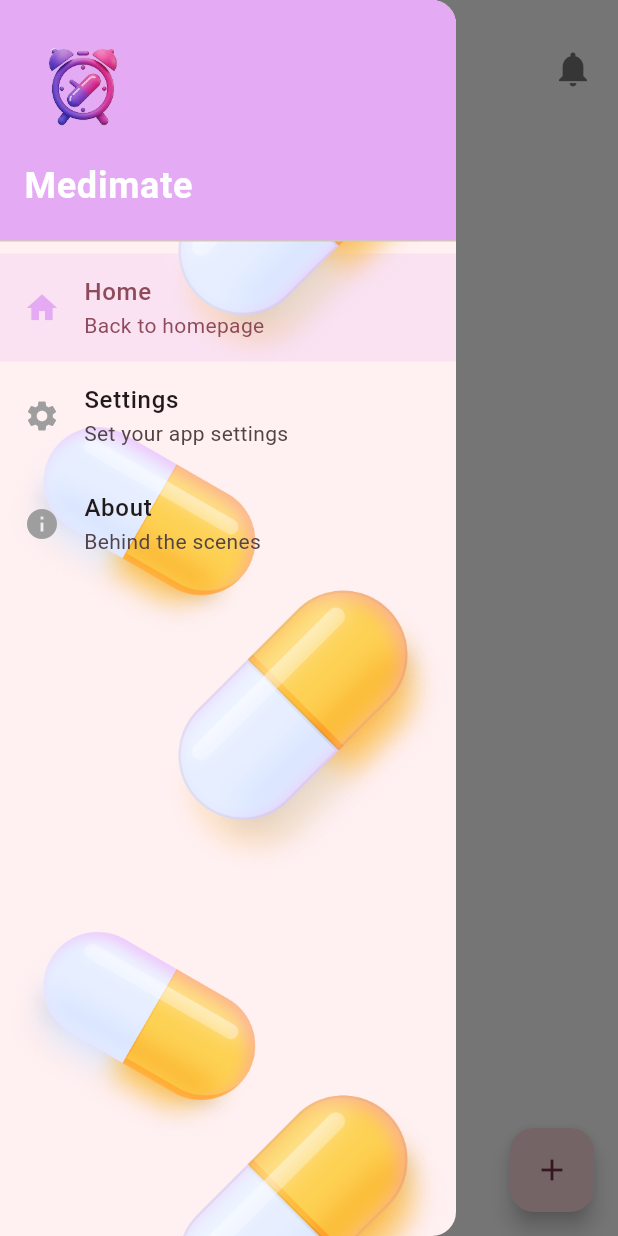
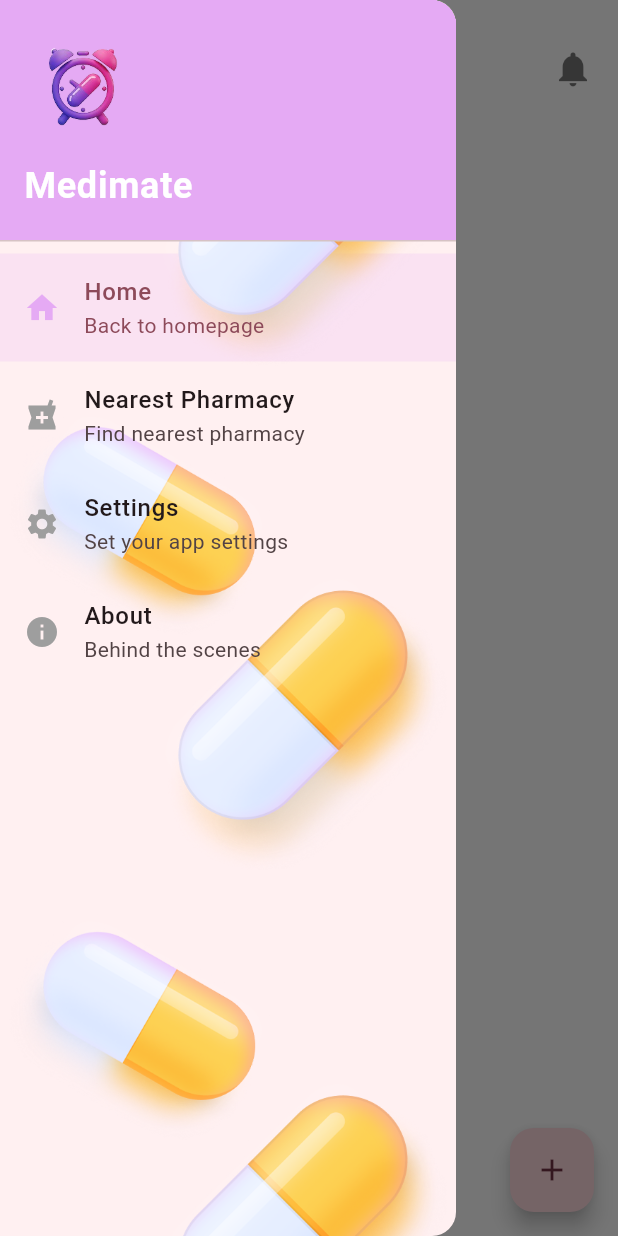
Before and after one commit to coderacing/GDG_2025, a Flutter app: the HomePage screen opened directly, with the side drawer open, on a phone screen of 412 x 824 dp. Run offline on Flutter 3.47's test engine with Material 3 defaults, Android fonts, the light colour scheme and no system bars; our stand-ins replace bloc, equatable, firebase_auth, firebase_core, flutter_bloc, flutter_dotenv and 9 more; missing offline and left inert: alarm, fuzzywuzzy, google_mlkit_text_recognition, xml2json; accounts and stored records are empty.

Commit message:
nearest pharmacy using google api added!

```diff
--- a/medimate/lib/src/pesentation/details_page.dart
+++ b/medimate/lib/src/pesentation/details_page.dart
@@ -9,6 +9,7 @@ import 'package:sqflite/sqflite.dart';
 import 'package:path/path.dart' as p;
 
 class DetailsPage extends StatefulWidget {
+  static const String routeName = "/DetailsPage";
   final int medicineId;
 
   const DetailsPage({super.key, required this.medicineId});
--- a/medimate/lib/src/pesentation/homepage.dart
+++ b/medimate/lib/src/pesentation/homepage.dart
@@ -23,14 +23,25 @@ class _HomePageState extends State<HomePage> {
   List<Medicine> medicineList = [];
 
   @override
+  late Timer _timer; // Declare at the top of the State class
+
+  @override
   void initState() {
     super.initState();
     _initDatabase().then((_) => fetchMedicines());
-    Timer.periodic(const Duration(seconds: 30), (timer) {
-      setState(() {
-        currentTime = DateFormat('hh:mm a').format(DateTime.now());
-      });
+    _timer = Timer.periodic(const Duration(seconds: 30), (timer) {
+      if (mounted) {
+        setState(() {
+          currentTime = DateFormat('hh:mm a').format(DateTime.now());
+        });
+      }
     });
+  }
+
+  @override
+  void dispose() {
+    _timer.cancel(); // Cancel when widget is removed
+    super.dispose();
   }
 
   Future<void> _initDatabase() async {
@@ -108,17 +119,18 @@ class _HomePageState extends State<HomePage> {
                 children: [
                   Row(
                     children: [
-                      const CircleAvatar(
-                        radius: 30,
-                        backgroundImage:
-                            AssetImage('assets/images/capsule.png'),
+                      Image.asset(
+                        'assets/images/app_logo.png',
+                        width: 60,
+                        height: 60,
+                        fit: BoxFit.cover,
                       ),
                       const SizedBox(width: 12),
                       Column(
                         crossAxisAlignment: CrossAxisAlignment.start,
                         children: [
                           Text(
-                            "${getGreeting()}, Joanna",
+                            "${getGreeting()}",
                             style: const TextStyle(
                                 fontSize: 20, fontWeight: FontWeight.bold),
                           ),
--- a/medimate/lib/src/widgets/app_drawer.dart
+++ b/medimate/lib/src/widgets/app_drawer.dart
@@ -1,14 +1,16 @@
 import 'package:flutter/material.dart';
+import 'package:get/get.dart';
 import 'package:medimate/src/pesentation/about_page.dart';
 import 'package:medimate/src/pesentation/homepage.dart';
+import 'package:medimate/src/pesentation/nearest_pharmacy%20.dart';
 import 'package:medimate/src/pesentation/settings_page.dart';
 import 'package:medimate/src/widgets/bkg_img_widget.dart';
-import 'package:medimate/theme/mm_theme.dart';
 
 class AppDrawer extends StatefulWidget {
   static const int HOME_INDEX = 0;
-  static const int SETTINGS_INDEX = 1;
-  static const int ABOUT_INDEX = 2;
+  static const int NEAREST_PHARMACY_INDEX = 1;
+  static const int SETTINGS_INDEX = 2;
+  static const int ABOUT_INDEX = 3;
 
   final int? selectedIndex;
 
@@ -27,6 +29,12 @@ class _AppDrawerState extends State<AppDrawer> {
       "icon": Icons.home,
       "subtitle": "Back to homepage",
       "route": HomePage.routeName,
+    },
+    {
+      "title": "Nearest Pharmacy",
+      "icon": Icons.local_pharmacy,
+      "subtitle": "Find nearest pharmacy",
+      "route": NearestPharmacyPage.routeName,
     },
     {
       "title": "Settings",
@@ -54,11 +62,11 @@ class _AppDrawerState extends State<AppDrawer> {
 
     return Drawer(
       child: Container(
-        color: isDarkMode ? const Color.fromARGB(255, 20, 0, 21) : null, // Apply dark mode color
+        color: isDarkMode ? const Color.fromARGB(255, 20, 0, 21) : null,
         child: BkgImgWidget(
           child: ListView(
-            padding: const EdgeInsets.all(0),
-            children: <Widget>[
+            padding: EdgeInsets.zero,
+            children: [
               _buildDrawerHeader(isDarkMode),
               ..._buildDrawerItems(),
             ],
@@ -72,15 +80,15 @@ class _AppDrawerState extends State<AppDrawer> {
     return DrawerHeader(
       decoration: BoxDecoration(
         color: isDarkMode
-            ? const Color.fromARGB(255, 211, 106, 238) // Dark mode header
-            : const Color.fromARGB(255, 229, 170, 244), // Light mode header
+            ? const Color.fromARGB(255, 211, 106, 238)
+            : const Color.fromARGB(255, 229, 170, 244),
       ),
       child: Column(
         crossAxisAlignment: CrossAxisAlignment.start,
-        children: <Widget>[
+        children: [
           Image.asset('assets/images/app_logo.png', width: 80.0, height: 80.0),
           const SizedBox(height: 10),
-          Text(
+          const Text(
             'Medimate',
             style: TextStyle(
               color: Colors.white,
@@ -102,12 +110,13 @@ class _AppDrawerState extends State<AppDrawer> {
         icons: item["icon"],
         routeName: item["route"],
         index: index,
-        selectedIndex: widget.selectedIndex ?? 0,
+        selectedIndex: selectedIndex,
         menuItemSelected: (int selIndex) {
           setState(() {
-            Navigator.of(context).pop(); // Close drawer
-            if (widget.selectedIndex != selIndex) {
-              Navigator.of(context).pushNamed(item["route"]);
+            Navigator.of(context).pop(); // Close the drawer
+            if (selectedIndex != selIndex) {
+              Get.toNamed(item["route"]);
+              selectedIndex = selIndex;
             }
           });
         },
@@ -141,18 +150,20 @@ class AppDrawerItem extends StatelessWidget {
     return ListTile(
       leading: Icon(
         icons,
-        color: selectedIndex == index ? Color.fromARGB(255, 229, 170, 244): Colors.grey,
+        color: selectedIndex == index
+            ? const Color.fromARGB(255, 229, 170, 244)
+            : Colors.grey,
       ),
       title: Text(
         title,
         style: const TextStyle(fontSize: 16.0, fontWeight: FontWeight.w500),
       ),
       subtitle: subtitle != null ? Text(subtitle!) : null,
-      selected: (selectedIndex == index),
-      selectedTileColor: Color.fromARGB(255, 229, 170, 244).withOpacity(0.2),
+      selected: selectedIndex == index,
+      selectedTileColor:
+          const Color.fromARGB(255, 229, 170, 244).withOpacity(0.2),
       onTap: () {
         menuItemSelected(index);
-        Navigator.pushNamed(context, routeName);
       },
     );
   }
--- a/medimate/lib/src/widgets/camera.dart
+++ b/medimate/lib/src/widgets/camera.dart
@@ -13,6 +13,7 @@ import 'package:xml2json/xml2json.dart';
 class CameraScreen extends StatefulWidget {
   @override
   _CameraScreenState createState() => _CameraScreenState();
+  static const String routeName = "/CameraScreen";
 }
 
 class _CameraScreenState extends State<CameraScreen> {
@@ -44,7 +45,6 @@ class _CameraScreenState extends State<CameraScreen> {
     "Prednisone",
     "Levothyroxine",
     "Acetaminophen"
-
   ];
 
   Future<void> pickImage(ImageSource source) async {
```
Also changed, not shown: medimate/lib/main.dart (+27 -4 lines), medimate/lib/src/appdart.dart (+12 -3 lines), medimate/lib/src/pesentation/nearest_pharmacy .dart (added, +115 -0 lines), medimate/lib/src/services/alarm_service.dart (+9 -10 lines), medimate/pubspec.yaml (+7 -2 lines), 4 other files.
